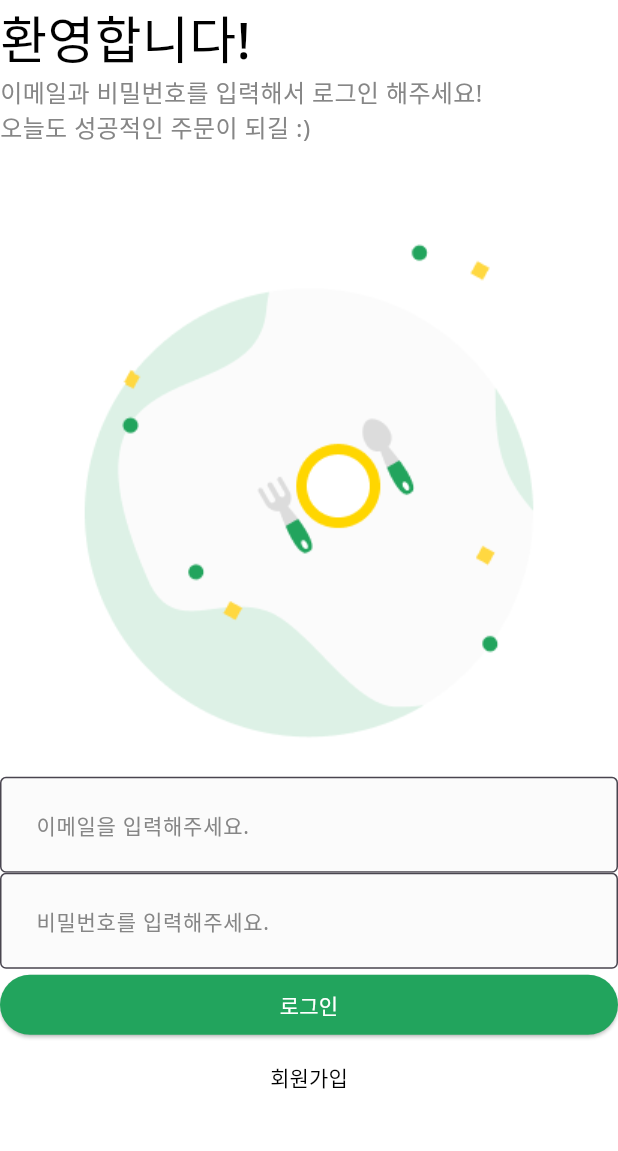
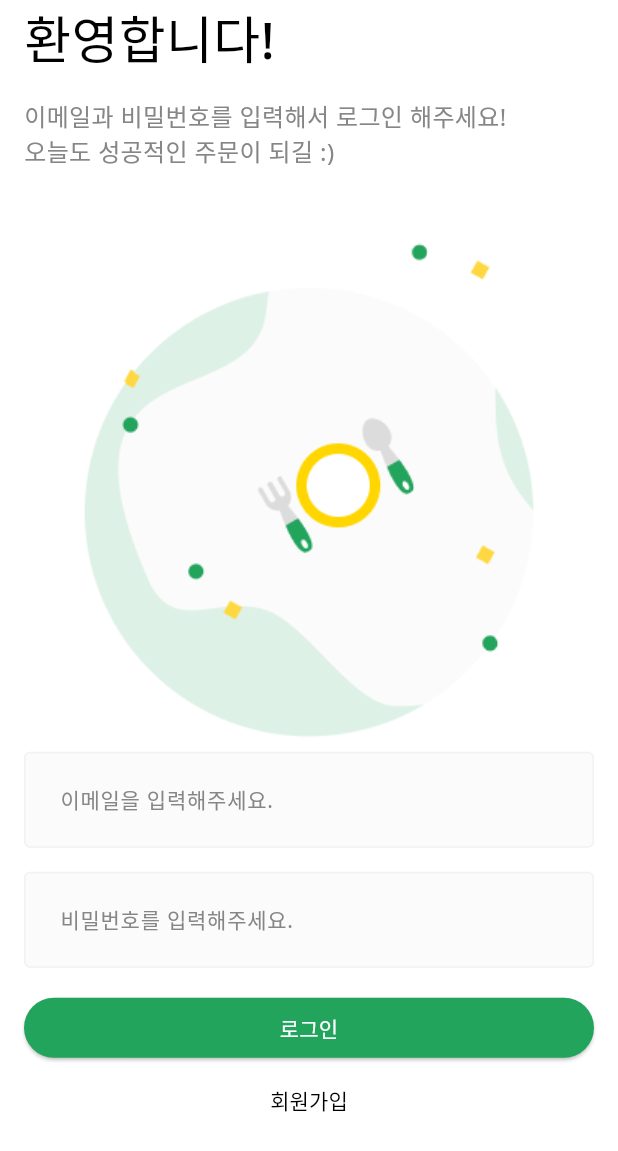
Before and after one commit to Bullets-jyr/actual_delivery, a Flutter app: the screen it shows after launch, on a phone screen of 412 x 824 dp. Shown: the top 1151 px of the screen. Run offline on Flutter 3.47's test engine with Material 3 defaults, Android fonts, the phone set to English and light mode, and no system bars.

Commit message:
UI 마무리하기

```diff
--- a/lib/common/component/custom_text_form_field.dart
+++ b/lib/common/component/custom_text_form_field.dart
@@ -47,6 +47,8 @@ class CustomTextFromField extends StatelessWidget {
         filled: true,
         // 모든 Input 상태의 기본 스타일 세팅
         border: baseBorder,
+        // 선택되지 않은 상태에서 활성화(텍스트 입력 가능) 상태의 스타일 세팅
+        enabledBorder: baseBorder,
         focusedBorder: baseBorder.copyWith(
           borderSide: baseBorder.borderSide.copyWith(
             color: PRIMARY_COLOR,
--- a/lib/user/view/login_screen.dart
+++ b/lib/user/view/login_screen.dart
@@ -10,13 +10,18 @@ class LoginScreen extends StatelessWidget {
   @override
   Widget build(BuildContext context) {
     return DefaultLayout(
+      child: SingleChildScrollView(
+        keyboardDismissBehavior: ScrollViewKeyboardDismissBehavior.onDrag,
         child: SafeArea(
           top: true,
           bottom: false,
+          child: Padding(
+            padding: const EdgeInsets.symmetric(horizontal: 16.0),
             child: Column(
               crossAxisAlignment: CrossAxisAlignment.stretch,
               children: [
                 _Title(),
+                const SizedBox(height: 16.0),
                 _SubTitle(),
                 Image.asset(
                   'asset/img/misc/logo.png',
@@ -26,11 +31,13 @@ class LoginScreen extends StatelessWidget {
                   hintText: '이메일을 입력해주세요.',
                   onChanged: (String value) {},
                 ),
+                const SizedBox(height: 16.0),
                 CustomTextFromField(
                   hintText: '비밀번호를 입력해주세요.',
                   obscureText: true,
                   onChanged: (String value) {},
                 ),
+                const SizedBox(height: 16.0),
                 ElevatedButton(
                   onPressed: () {},
                   style: ElevatedButton.styleFrom(
@@ -51,6 +58,8 @@ class LoginScreen extends StatelessWidget {
                   ),
                 ),
               ],
+            ),
+          ),
         ),
       ),
     );
```
Lines whose indentation alone changed are shown as unchanged.
